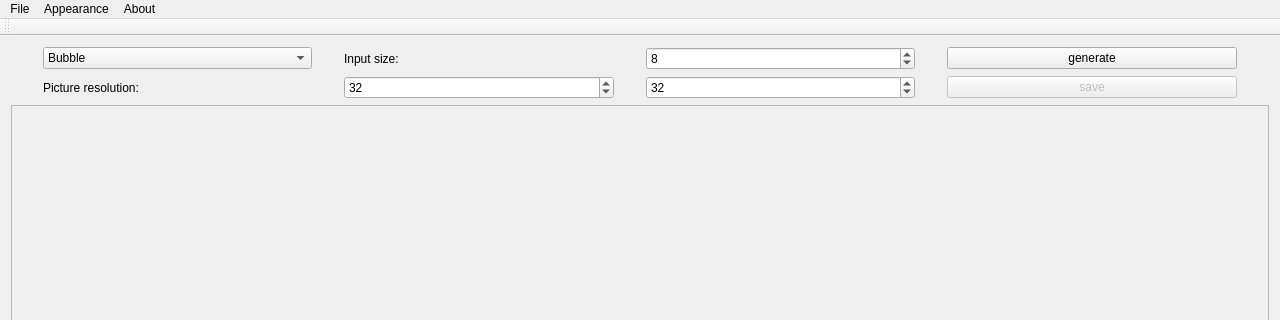
The window that Sorting-Network-Maker/ui/sorting_network_maker.ui (NIC0NIC0NI/QT-gui-toys) describes before a commit, drawn with Qt 5; both pictures show x 0 to 1280 and y 0 to 320 of the 1280 by 720 pixel window.
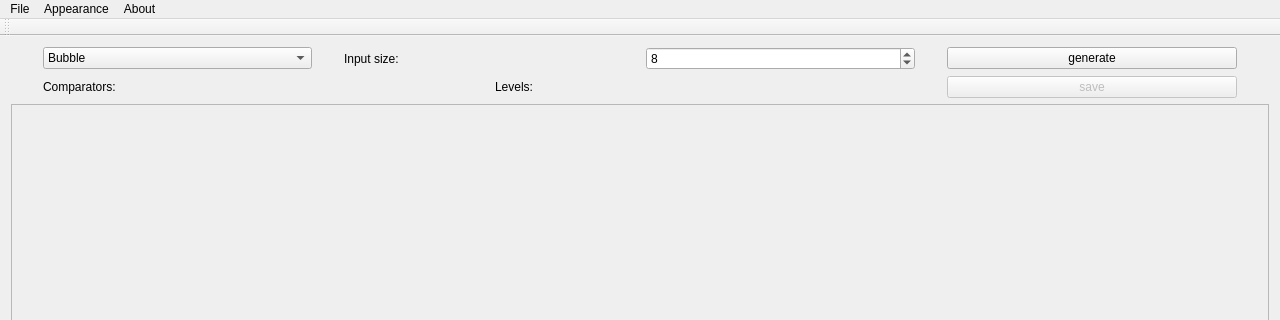
The same window after the commit. Icons and pictures are not drawn.

Commit message: Split levels. Show number of comparators and levels.

```diff
--- a/Sorting-Network-Maker/ui/sorting_network_maker.ui
+++ b/Sorting-Network-Maker/ui/sorting_network_maker.ui
@@ -191,44 +191,33 @@
          <widget class="QLabel" name="sizeLabel_2">
           <property name="minimumSize">
            <size>
-            <width>256</width>
+            <width>0</width>
             <height>0</height>
            </size>
           </property>
           <property name="text">
-           <string>Picture resolution:</string>
+           <string>Comparators:</string>
           </property>
          </widget>
         </item>
         <item>
-         <widget class="QSpinBox" name="selectWidth">
-          <property name="minimumSize">
-           <size>
-            <width>128</width>
-            <height>0</height>
-           </size>
+         <widget class="QLabel" name="opValueLabel">
+          <property name="text">
+           <string/>
           </property>
-          <property name="maximum">
-           <number>128</number>
-          </property>
-          <property name="value">
-           <number>32</number>
-          </property>
          </widget>
         </item>
         <item>
-         <widget class="QSpinBox" name="selectHeight">
-          <property name="minimumSize">
-           <size>
-            <width>128</width>
-            <height>0</height>
-           </size>
+         <widget class="QLabel" name="levelNameLabel">
+          <property name="text">
+           <string>Levels:</string>
           </property>
-          <property name="maximum">
-           <number>128</number>
-          </property>
-          <property name="value">
-           <number>32</number>
+         </widget>
+        </item>
+        <item>
+         <widget class="QLabel" name="levelValueLabel">
+          <property name="text">
+           <string/>
           </property>
          </widget>
         </item>
@@ -259,7 +248,7 @@
          <x>0</x>
          <y>0</y>
          <width>1266</width>
-         <height>600</height>
+         <height>608</height>
         </rect>
        </property>
        <layout class="QVBoxLayout" name="verticalLayout_2">
```
Left out of the diff: 22 changed lines with no effect on the pictures. The commit also changes 5 other files.
